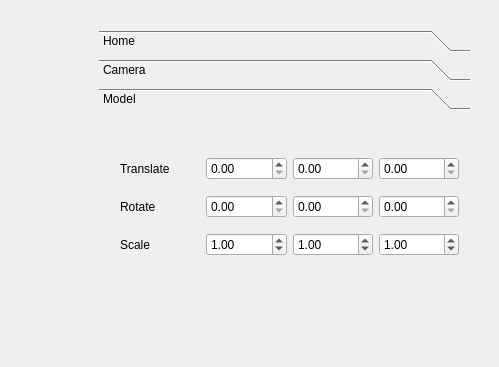
Qt form DX11RenderEngine.ui (BoomBac/DX11RenderEngine) before a commit; both pictures show x 781 to 1280 and y 0 to 367 of the 1280 by 720 pixel window.
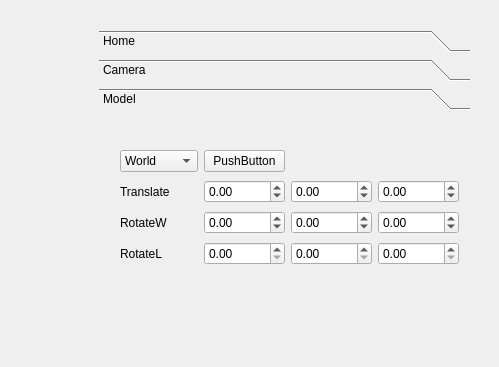
The same form after that commit. Custom widgets are drawn as their Qt base class.

The edit to the form file:
```diff
--- a/DX11RenderEngine.ui
+++ b/DX11RenderEngine.ui
@@ -159,7 +159,7 @@
        <x>0</x>
        <y>0</y>
        <width>371</width>
-       <height>461</height>
+       <height>470</height>
       </rect>
      </property>
      <attribute name="label">
@@ -175,67 +175,138 @@
        </rect>
       </property>
       <layout class="QGridLayout" name="gridLayout">
-       <item row="2" column="3">
-        <widget class="QDoubleSpinBox" name="dSB_MSZ">
-         <property name="value">
-          <double>1.000000000000000</double>
-         </property>
-        </widget>
-       </item>
-       <item row="1" column="3">
-        <widget class="QDoubleSpinBox" name="dSB_MRZ"/>
-       </item>
-       <item row="2" column="0">
-        <widget class="QLabel" name="label_4">
-         <property name="text">
-          <string>Scale</string>
-         </property>
-        </widget>
-       </item>
-       <item row="0" column="0">
-        <widget class="QLabel" name="label_6">
-         <property name="text">
-          <string>Translate</string>
-         </property>
-        </widget>
-       </item>
-       <item row="0" column="3">
-        <widget class="QDoubleSpinBox" name="dSB_MTZ"/>
-       </item>
-       <item row="0" column="2">
-        <widget class="QDoubleSpinBox" name="dSB_MTY"/>
-       </item>
-       <item row="1" column="0">
-        <widget class="QLabel" name="label_5">
-         <property name="text">
-          <string>Rotate</string>
-         </property>
-        </widget>
-       </item>
-       <item row="0" column="1">
+       <item row="1" column="1">
         <widget class="QDoubleSpinBox" name="dSB_MTX">
          <property name="buttonSymbols">
           <enum>QAbstractSpinBox::UpDownArrows</enum>
          </property>
+         <property name="minimum">
+          <double>-10000.000000000000000</double>
+         </property>
+         <property name="maximum">
+          <double>10000.000000000000000</double>
+         </property>
         </widget>
        </item>
-       <item row="1" column="1">
-        <widget class="QDoubleSpinBox" name="dSB_MRX"/>
-       </item>
-       <item row="1" column="2">
-        <widget class="QDoubleSpinBox" name="dSB_MRY"/>
-       </item>
-       <item row="2" column="1">
-        <widget class="QDoubleSpinBox" name="dSB_MSX">
-         <property name="value">
-          <double>1.000000000000000</double>
+       <item row="3" column="0">
+        <widget class="QLabel" name="label_4">
+         <property name="text">
+          <string>RotateL</string>
          </property>
         </widget>
        </item>
-       <item row="2" column="2">
+       <item row="3" column="2">
         <widget class="QDoubleSpinBox" name="dSB_MSY">
          <property name="value">
-          <double>1.000000000000000</double>
+          <double>0.000000000000000</double>
+         </property>
+        </widget>
+       </item>
+       <item row="1" column="3">
+        <widget class="QDoubleSpinBox" name="dSB_MTZ">
+         <property name="minimum">
+          <double>-10000.000000000000000</double>
+         </property>
+         <property name="maximum">
+          <double>10000.000000000000000</double>
+         </property>
+        </widget>
+       </item>
+       <item row="2" column="0">
+        <widget class="QLabel" name="label_5">
+         <property name="text">
+          <string>RotateW</string>
+         </property>
+        </widget>
+       </item>
+       <item row="2" column="2">
+        <widget class="QDoubleSpinBox" name="dSB_MRY">
+         <property name="minimum">
+          <double>-180.000000000000000</double>
+         </property>
+         <property name="maximum">
+          <double>180.000000000000000</double>
+         </property>
+        </widget>
+       </item>
+       <item row="3" column="1">
+        <widget class="QDoubleSpinBox" name="dSB_MSX">
+         <property name="maximum">
+          <double>10000.000000000000000</double>
+         </property>
+         <property name="value">
+          <double>0.000000000000000</double>
+         </property>
+        </widget>
+       </item>
+       <item row="2" column="3">
+        <widget class="QDoubleSpinBox" name="dSB_MRZ">
+         <property name="minimum">
+          <double>-180.000000000000000</double>
+         </property>
+         <property name="maximum">
+          <double>180.000000000000000</double>
+         </property>
+        </widget>
+       </item>
+       <item row="1" column="0">
+        <widget class="QLabel" name="label_6">
+         <property name="text">
+          <string>Translate</string>
+         </property>
+        </widget>
+       </item>
+       <item row="3" column="3">
+        <widget class="QDoubleSpinBox" name="dSB_MSZ">
+         <property name="value">
+          <double>0.000000000000000</double>
+         </property>
+        </widget>
+       </item>
+       <item row="1" column="2">
+        <widget class="QDoubleSpinBox" name="dSB_MTY">
+         <property name="minimum">
+          <double>-10000.000000000000000</double>
+         </property>
+         <property name="maximum">
+          <double>10000.000000000000000</double>
+         </property>
+        </widget>
+       </item>
+       <item row="2" column="1">
+        <widget class="QDoubleSpinBox" name="dSB_MRX">
+         <property name="minimum">
+          <double>-180.000000000000000</double>
+         </property>
+         <property name="maximum">
+          <double>180.000000000000000</double>
+         </property>
+        </widget>
+       </item>
+       <item row="0" column="0">
+        <widget class="QComboBox" name="CB_Coord">
+         <property name="currentText">
+          <string>World</string>
+         </property>
+         <property name="currentIndex">
+          <number>0</number>
+         </property>
+         <item>
+          <property name="text">
+           <string>World</string>
+          </property>
+         </item>
+         <item>
+          <property name="text">
+           <string>Object</string>
+          </property>
+         </item>
+        </widget>
+       </item>
+       <item row="0" column="1">
+        <widget class="QPushButton" name="bt_test">
+         <property name="text">
+          <string>PushButton</string>
          </property>
         </widget>
        </item>
```
Left out of the diff: 6 changed lines with no effect on the pictures.
